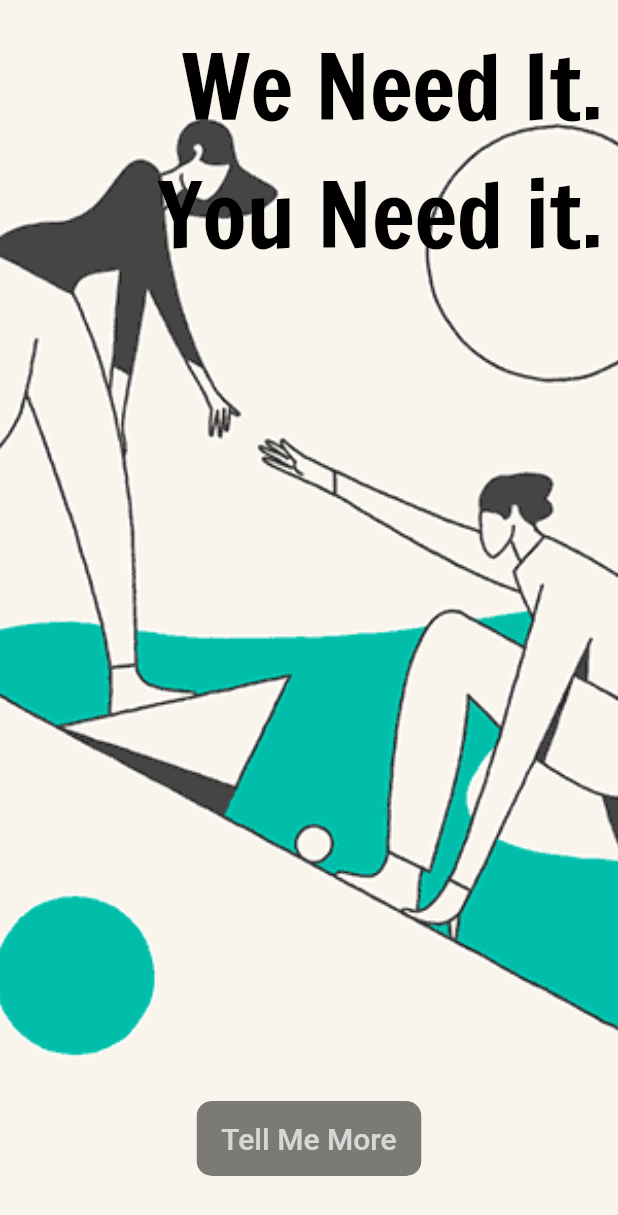
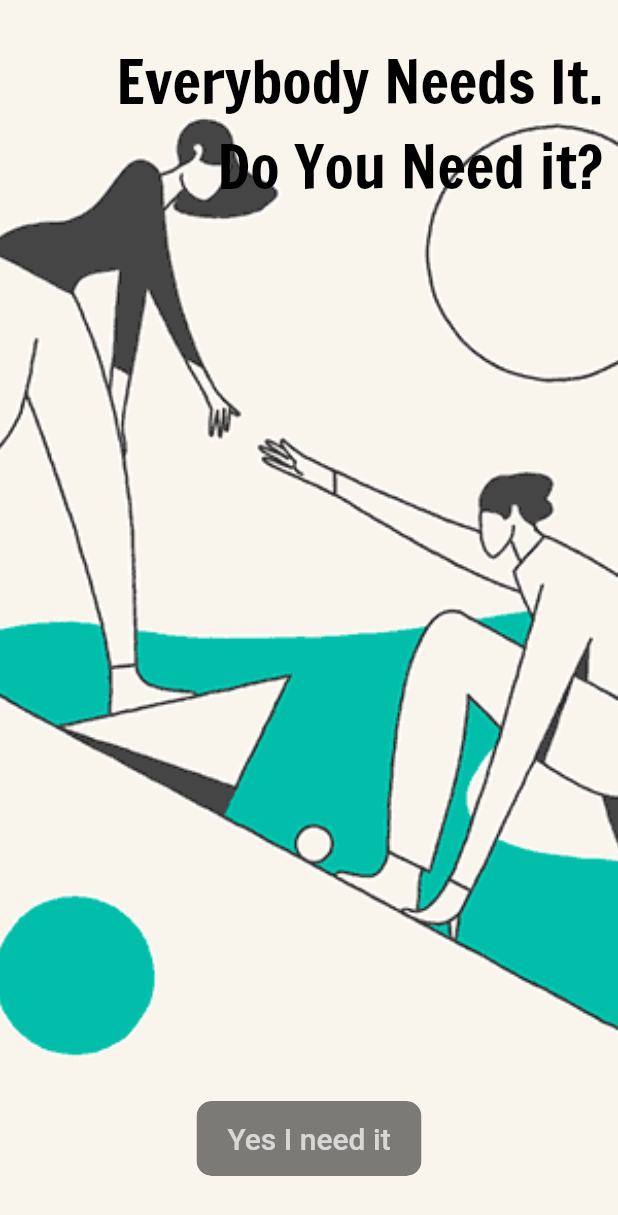
Before and after one commit to preetjdp/lio, a Flutter app: the Tour screen opened directly, after a tap on "Tell Me More", on a phone screen of 412 x 824 dp. Shown: the top 1215 px of the screen. Run offline on Flutter 3.47's test engine with Material 2 defaults, Android fonts, the phone set to English and light mode, and no system bars; our stand-ins replace cloud_firestore, firebase_auth, google_sign_in, video_player; accounts and stored records are empty; Roboto replaces fonts that are missing (Montserrat).

Commit message:
More Things Working

```diff
--- a/lib/Tour.dart
+++ b/lib/Tour.dart
@@ -4,13 +4,21 @@ import 'package:firebase_auth/firebase_auth.dart';
 import 'package:flutter/material.dart';
 import 'package:google_sign_in/google_sign_in.dart';
 
-class Tour extends StatelessWidget {
+class Tour extends StatefulWidget {
+  @override
+  _TourState createState() => _TourState();
+}
+
+class _TourState extends State<Tour> {
+  int currentPage = 0;
   final GoogleSignIn _googleSignIn = GoogleSignIn();
+
   final FirebaseAuth _auth = FirebaseAuth.instance;
 
   final PageController pageController = PageController(
     initialPage: 0,
   );
+
   @override
   Widget build(BuildContext context) {
     Future<FirebaseUser> _handleSignIn() async {
@@ -48,6 +56,11 @@ class Tour extends StatelessWidget {
         alignment: Alignment.center,
         children: <Widget>[
           PageView(
+            onPageChanged: (int page) {
+              setState(() {
+                currentPage = page;
+              });
+            },
             controller: pageController,
             children: <Widget>[
               Stack(
@@ -60,7 +73,7 @@ class Tour extends StatelessWidget {
                             fit: BoxFit.cover)),
                   ),
                   Positioned(
-                    top: 10,
+                    top: 25,
                     right: 10,
                     child: Text(
                       'Everyone\nNeeds\nHelp',
@@ -83,16 +96,16 @@ class Tour extends StatelessWidget {
                             fit: BoxFit.cover)),
                   ),
                   Positioned(
-                    top: 15,
+                    top: 25,
                     right: 10,
                     child: Text(
-                      'We Need It.\nYou Need it.',
+                      'Everybody Needs It.\nDo You Need it?',
                       textAlign: TextAlign.end,
                       style: TextStyle(
                           color: Colors.black,
                           fontFamily: 'Francois One',
                           // height: 1,
-                          fontSize: 60),
+                          fontSize: 40),
                     ),
                   )
                 ],
@@ -123,7 +136,9 @@ class Tour extends StatelessWidget {
                         }
                       },
                       child: Text(
-                        'Tell Me More',
+                        currentPage == 0
+                            ? 'Tell Me More'
+                            : currentPage == 1? 'Yes I need it' : '',
                         style: TextStyle(
                             fontFamily: 'Montserrat',
                             fontSize: 20.0,
```
Also changed, not shown: lib/ChatPage.dart (+25 -9 lines), lib/Helpers.dart (added, +13 -0 lines), lib/HomePage.dart (+55 -37 lines), lib/main.dart (+20 -20 lines).
